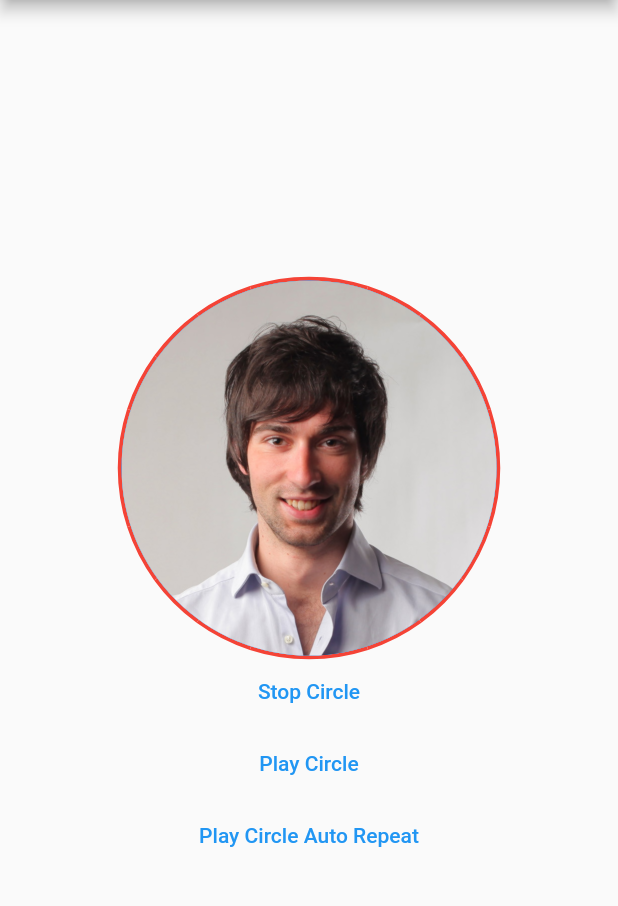
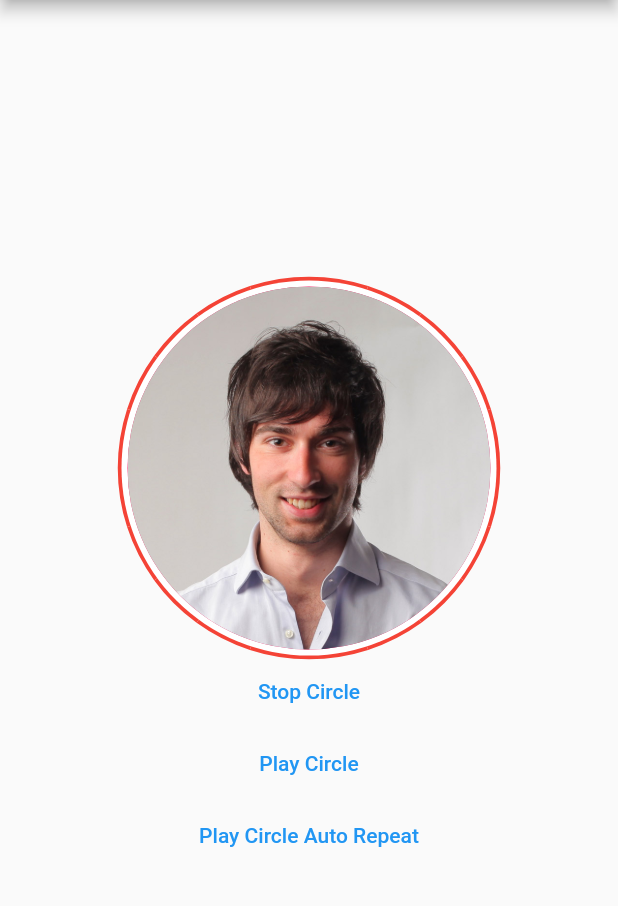
Before and after one commit to ahmetveysels/animated_dashed_circle, a Flutter app: the screen it shows after launch, on a phone screen of 412 x 824 dp, the part 84-990 px from its top. Run offline on Flutter 3.47's test engine with Material 2 defaults, Android fonts, the phone set to English and light mode, and no system bars.

Commit message:
content color added

```diff
--- a/example/lib/main.dart
+++ b/example/lib/main.dart
@@ -14,6 +14,7 @@ class MyApp extends StatelessWidget {
       title: 'Flutter Demo',
       theme: ThemeData(
         primarySwatch: Colors.blue,
+        primaryColor: Colors.pink,
       ),
       home: const MyHomePage(title: 'Animated Dashed Circle'),
     );
@@ -22,7 +23,6 @@ class MyApp extends StatelessWidget {
 
 class MyHomePage extends StatefulWidget {
   const MyHomePage({Key? key, required this.title}) : super(key: key);
-
   final String title;
 
   @override
@@ -44,7 +44,7 @@ class _MyHomePageState extends State<MyHomePage> {
             AnimatedDashedCircle().show(
               image: const AssetImage("assets/user.jpg"),
               autoPlay: true,
-              contentPadding: 0,
+              contentPadding: 04,
               duration: const Duration(seconds: 5),
               height: 250,
               borderWidth: 5,
--- a/lib/animated_dashed_circle.dart
+++ b/lib/animated_dashed_circle.dart
@@ -29,7 +29,9 @@ class AnimatedDashedCircle {
       double? borderWidth,
       int? dashSize,
       Color color = Colors.red,
-      double? contentPadding}) {
+      double? contentPadding,
+      Color? contentColor,
+      Color? imageBgColor}) {
     return AnimatedDashedCircleView(
         image: image,
         duration: duration,
@@ -37,7 +39,9 @@ class AnimatedDashedCircle {
         autoPlay: autoPlay ?? true,
         borderWidth: borderWidth ?? 3,
         dashSize: dashSize ?? 20,
-      color: color,contentPadding: contentPadding,
-    );
+        color: color,
+        contentPadding: contentPadding,
+        contentColor: contentColor,
+        imageBgColor: imageBgColor);
   }
 }
--- a/lib/animated_dashed_circle_view.dart
+++ b/lib/animated_dashed_circle_view.dart
@@ -13,6 +13,8 @@ class AnimatedDashedCircleView extends StatefulWidget {
   final int dashSize;
   final Color color;
   final double? contentPadding;
+  final Color? contentColor;
+  final Color? imageBgColor;
   const AnimatedDashedCircleView(
       {Key? key,
       required this.image,
@@ -21,6 +23,8 @@ class AnimatedDashedCircleView extends StatefulWidget {
       this.duration,
       required this.borderWidth,
       required this.dashSize,
+      this.contentColor,
+      this.imageBgColor,
       required this.color,
       this.contentPadding})
       : super(key: key);
@@ -70,11 +74,12 @@ class _AnimatedDashedCircleViewState extends State<AnimatedDashedCircleView> wit
               turns: reverse!,
               child: CircleAvatar(
                 radius: size,
-                backgroundColor: Colors.white,
+                backgroundColor: widget.contentColor ?? Colors.white,
                 // burda o bordur kalınlaşacak
                 child: Padding(
                   padding: EdgeInsets.all(widget.contentPadding ?? 3),
                   child: CircleAvatar(
+                    backgroundColor: widget.imageBgColor ?? Theme.of(context).primaryColor,
                     radius: size,
                     backgroundImage: widget.image,
                   ),
```
Also changed, not shown: 1 other file. Lines whose indentation alone changed are shown as unchanged.
